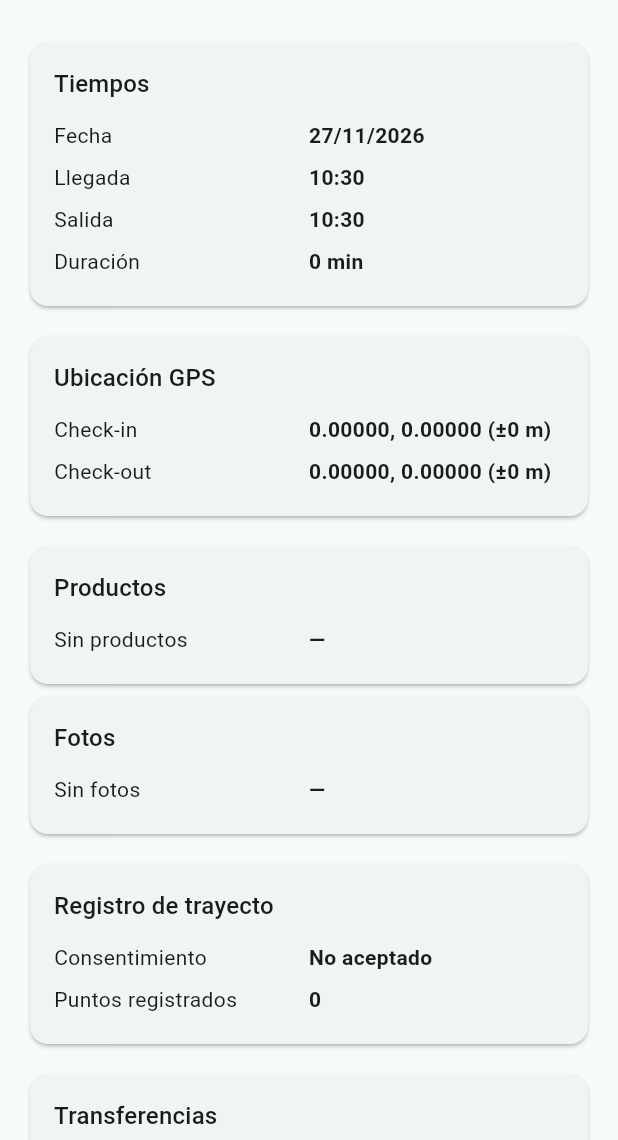
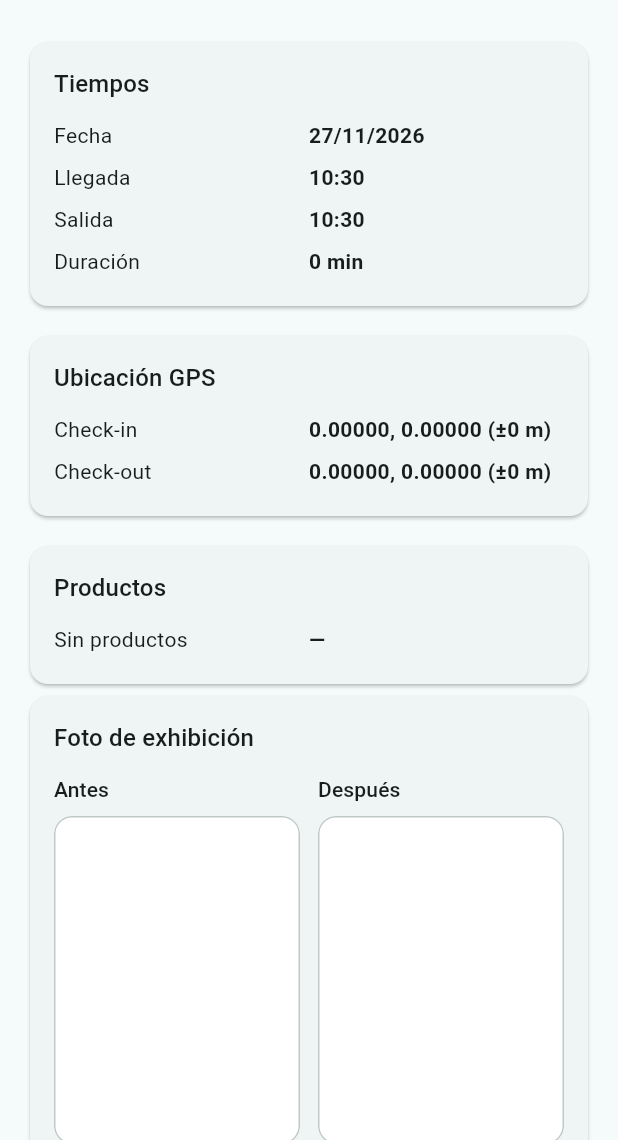
Before and after one commit to MartinEduardoContreras/transferencista, a Flutter app: the VisitDetailScreen screen opened directly with empty values, on a phone screen of 412 x 824 dp, the part 96-1236 px from its top. Run offline on Flutter 3.47's test engine with Material 3 defaults, Android fonts, the phone set to English and light mode, and no system bars; our stand-ins replace geolocator, image_picker, material_ui, sqflite; accounts and stored records are empty.

Commit message:
Agrega pantalla de inicio animada, nombre ImpulFarma y ajustes de plan y visitas
- Inicio: logo nativo y pantalla animada con el texto Transferencista & Impulsor.
- Nombre de la app en Android e iPhone: ImpulFarma.
- Plan: una visita realizada no se puede quitar ni mover.
- Detalle de Hoy sin lápiz de edición; la edición queda en Farmacias.
- Cadena o tipo: Independiente, De cadena y Otra.
- Detalle de visita: Foto de exhibición con Antes y Después.
- Foto del producto dentro de su tarjeta.

Co-Authored-By: Claude Haiku 5.5 <noreply@anthropic.com>

```diff
--- a/lib/screens/visit_detail_screen.dart
+++ b/lib/screens/visit_detail_screen.dart
@@ -5,6 +5,7 @@ import 'package:material_ui/material_ui.dart';
 import '../data/app_repository.dart';
 import '../models/product_record.dart';
 import '../models/visit.dart';
+import '../models/visit_photo.dart';
 import '../utils/format.dart';
 import '../widgets/info_section.dart';
 import '../widgets/brand_app_bar.dart';
@@ -21,6 +22,14 @@ class VisitDetailScreen extends StatelessWidget {
   final Visit visit;
 
   static String _yesNo(bool value) => value ? 'Sí' : 'No';
+
+  /// Ruta de la foto de exhibición de [kind], o null si no se tomó.
+  String? _photoPath(VisitPhotoKind kind) {
+    for (final photo in visit.photos) {
+      if (photo.kind == kind) return photo.path;
+    }
+    return null;
+  }
 
   @override
   Widget build(BuildContext context) {
@@ -58,34 +67,34 @@ class VisitDetailScreen extends StatelessWidget {
             _ProductSection(record: record),
             const SizedBox(height: 12),
           ],
-          InfoSection(
-            title: 'Fotos',
-            rows: visit.photos.isEmpty
-                ? [const InfoRow('Sin fotos', '—')]
-                : [
-                    for (final photo in visit.photos)
-                      InfoRow(photo.kind.label, formatTime(photo.takenAt)),
+          Card(
+            child: Padding(
+              padding: const EdgeInsets.all(16),
+              child: Column(
+                crossAxisAlignment: CrossAxisAlignment.start,
+                children: [
+                  Text(
+                    'Foto de exhibición',
+                    style: Theme.of(context).textTheme.titleMedium,
+                  ),
+                  const SizedBox(height: 12),
+                  Row(
+                    children: [
+                      _PhotoBox(
+                        label: 'Antes',
+                        path: _photoPath(VisitPhotoKind.before),
+                      ),
+                      const SizedBox(width: 12),
+                      _PhotoBox(
+                        label: 'Después',
+                        path: _photoPath(VisitPhotoKind.after),
+                      ),
                     ],
                   ),
-          if (visit.photos.isNotEmpty) ...[
-            const SizedBox(height: 8),
-            Row(
-              children: [
-                for (final photo in visit.photos) ...[
-                  Expanded(
-                    child: AspectRatio(
-                      aspectRatio: 3 / 4,
-                      child: ClipRRect(
-                        borderRadius: BorderRadius.circular(12),
-                        child: Image.file(File(photo.path), fit: BoxFit.cover),
+                ],
               ),
             ),
           ),
-                  const SizedBox(width: 8),
-                ],
-              ],
-            ),
-          ],
           const SizedBox(height: 12),
           InfoSection(
             title: 'Registro de trayecto',
@@ -152,6 +161,45 @@ class VisitDetailScreen extends StatelessWidget {
   }
 }
 
+/// Recuadro de una foto de exhibición (Antes o Después). Si no hay foto, queda en blanco.
+class _PhotoBox extends StatelessWidget {
+  const _PhotoBox({required this.label, required this.path});
+
+  final String label;
+  final String? path;
+
+  @override
+  Widget build(BuildContext context) {
+    final theme = Theme.of(context);
+    final file = path;
+    return Expanded(
+      child: Column(
+        crossAxisAlignment: CrossAxisAlignment.start,
+        children: [
+          Text(label, style: theme.textTheme.titleSmall),
+          const SizedBox(height: 8),
+          AspectRatio(
+            aspectRatio: 3 / 4,
+            child: ClipRRect(
+              borderRadius: BorderRadius.circular(12),
+              child: DecoratedBox(
+                decoration: BoxDecoration(
+                  color: Colors.white,
+                  border: Border.all(color: theme.colorScheme.outlineVariant),
+                  borderRadius: BorderRadius.circular(12),
+                ),
+                child: file == null
+                    ? null
+                    : Image.file(File(file), fit: BoxFit.cover),
+              ),
+            ),
+          ),
+        ],
+      ),
+    );
+  }
+}
+
 class _ProductSection extends StatelessWidget {
   const _ProductSection({required this.record});
 
@@ -159,7 +207,9 @@ class _ProductSection extends StatelessWidget {
 
   @override
   Widget build(BuildContext context) {
-    final section = InfoSection(
+    final photo = record.photoPath;
+    // La foto va dentro de la tarjeta del producto, debajo de sus datos.
+    return InfoSection(
       title: record.product,
       rows: [
         InfoRow('Exhibido', VisitDetailScreen._yesNo(record.displayed)),
@@ -170,22 +220,18 @@ class _ProductSection extends StatelessWidget {
         InfoRow('Material POP', VisitDetailScreen._yesNo(record.popPresent)),
         InfoRow('Hay agotados', VisitDetailScreen._yesNo(record.outOfStock)),
       ],
-    );
-    final photo = record.photoPath;
-    if (photo == null) return section;
-    return Column(
-      crossAxisAlignment: CrossAxisAlignment.stretch,
-      children: [
-        section,
-        const SizedBox(height: 8),
-        AspectRatio(
+      footer: photo == null
+          ? null
+          : SizedBox(
+              width: double.infinity,
+              child: AspectRatio(
                 aspectRatio: 4 / 3,
                 child: ClipRRect(
                   borderRadius: BorderRadius.circular(12),
                   child: Image.file(File(photo), fit: BoxFit.cover),
                 ),
               ),
-      ],
+            ),
     );
   }
 }
--- a/lib/widgets/info_section.dart
+++ b/lib/widgets/info_section.dart
@@ -2,10 +2,18 @@ import 'package:material_ui/material_ui.dart';
 
 /// Tarjeta con título y filas clave/valor, usada en la preparación de visita.
 class InfoSection extends StatelessWidget {
-  const InfoSection({super.key, required this.title, required this.rows});
+  const InfoSection({
+    super.key,
+    required this.title,
+    required this.rows,
+    this.footer,
+  });
 
   final String title;
   final List<InfoRow> rows;
+
+  /// Contenido extra dentro de la tarjeta, debajo de las filas (por ejemplo, una foto).
+  final Widget? footer;
 
   @override
   Widget build(BuildContext context) {
@@ -19,6 +27,10 @@ class InfoSection extends StatelessWidget {
             Text(title, style: theme.textTheme.titleMedium),
             const SizedBox(height: 8),
             ...rows,
+            if (footer != null) ...[
+              const SizedBox(height: 8),
+              footer!,
+            ],
           ],
         ),
       ),
```
Also changed, not shown: lib/app.dart (+27 -1 lines), lib/data/app_repository.dart (+5 -3 lines), lib/screens/new_pharmacy_screen.dart (+2 -6 lines), lib/screens/pharmacy_detail_screen.dart (+8 -6 lines), lib/screens/plan_screen.dart (+47 -9 lines), lib/screens/splash_screen.dart (added, +84 -0 lines), 7 other files. Lines whose indentation alone changed are shown as unchanged.
